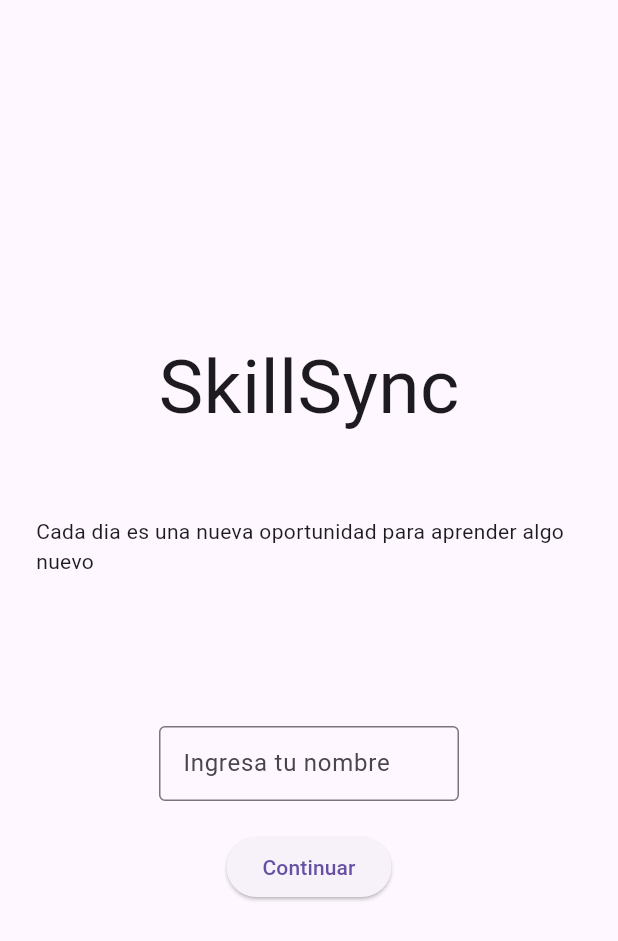
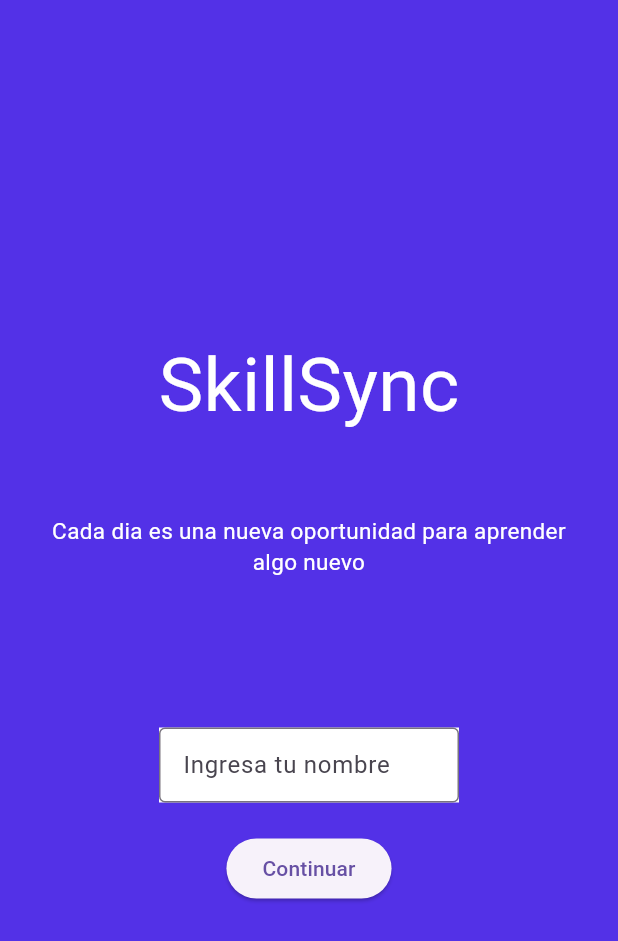
Before and after one commit to Zerritug/SkillSyncAPP, a Flutter app: the screen it shows after launch, on a phone screen of 412 x 824 dp. Shown: the top 941 px of the screen. Run offline on Flutter 3.47's test engine with Material 3 defaults, Android fonts, the phone set to English and light mode, and no system bars; our stand-ins replace go_router.

Commit message:
New Strcture for project and new Screenbs

```diff
--- a/lib/core/constants.dart
+++ b/lib/core/constants.dart
@@ -0,0 +1,2 @@
+String? userName;
+String level = "Aprendiz";
--- a/lib/routing/AppRouter.dart
+++ b/lib/routing/AppRouter.dart
@@ -2,6 +2,7 @@ import 'package:flutter/material.dart';
 import 'package:go_router/go_router.dart';
 import '../welcomescreen/screens/welcomescreen.dart';
 import '../mainmenu/screens/mainmenu.dart';
+import '../features/mindmap/screens/mindmap.dart';
 import 'route_names.dart';
 
 final GoRouter appRouter = GoRouter(
@@ -17,5 +18,10 @@ final GoRouter appRouter = GoRouter(
       path: '/mainmenu',
       builder: (context, state) => const MainMenuScreen(),
     ),
+    GoRoute(
+      name: RouteNames.mindmap,
+      path: '/mindmap',
+      builder: (context, state) => const MindMap(),
+    ),
   ],
 );
--- a/lib/routing/route_names.dart
+++ b/lib/routing/route_names.dart
@@ -1,4 +1,5 @@
 class RouteNames {
   static const welcome = 'welcome';
-  static const mainMenu = 'mainMenu';
+  static const mainMenu = 'mainmenu';
+  static const mindmap = 'mindmap';
 }
--- a/lib/welcomescreen/screens/welcomescreen.dart
+++ b/lib/welcomescreen/screens/welcomescreen.dart
@@ -1,50 +1,83 @@
 import 'package:flutter/material.dart';
+import 'package:go_router/go_router.dart';
+import 'package:skillsync/core/constants.dart';
 
-import 'package:skillsync/mainmenu/screens/mainmenu.dart';
-import 'package:go_router/go_router.dart';
+class WelcomeScreen extends StatefulWidget {
+  const WelcomeScreen({super.key});
 
+  @override
+  State<WelcomeScreen> createState() => _WelcomeScreenState();
+}
 
-
-class WelcomeScreen extends StatelessWidget {
-  const WelcomeScreen({super.key});
+class _WelcomeScreenState extends State<WelcomeScreen> {
+  final TextEditingController _controller = TextEditingController();
 
   @override
   Widget build(BuildContext context) {
     return Scaffold(
-      body: Padding(
+      backgroundColor: const Color.fromARGB(255, 83, 49, 231),
+      body: Center(
+        child: Padding(
           padding: const EdgeInsets.all(24.0),
           child: Column(
             mainAxisAlignment: MainAxisAlignment.center,
+            crossAxisAlignment: CrossAxisAlignment.center,
             children: [
-            const Text('SkillSync', style: TextStyle(fontSize: 50)),
+              const Text(
+                'SkillSync',
+                style: TextStyle(fontSize: 50, color: Colors.white),
+              ),
               const SizedBox(height: 50),
-            const Text('Cada dia es una nueva oportunidad para aprender algo nuevo',),
+              const Text(
+                'Cada dia es una nueva oportunidad para aprender algo nuevo',
+                style: TextStyle(fontSize: 15, color: Colors.white),
+                textAlign: TextAlign.center,
+              ),
               const SizedBox(height: 100),
               Container(
                 height: 50,
                 width: 200,
-              aligment: Alignment.center,
+                color: Colors.white,
+                alignment: Alignment.center,
                 child: TextField(
-            decoration: InputDecoration(
+                  controller: _controller,
+                  decoration: const InputDecoration(
                     labelText: 'Ingresa tu nombre',
                     border: OutlineInputBorder(),
                   ),
                 ),
               ),
-
               const SizedBox(height: 20, width: 20),
-
               ElevatedButton(
                 onPressed: () {
+                  if (_controller.text.trim().isEmpty) {
+                    showDialog(
+                      context: context,
+                      builder:
+                          (context) => AlertDialog(
+                            title: const Text('Error'),
+                            content: const Text(
+                              'Por favor ingresa un nombre válido.',
+                            ),
+                            actions: [
+                              TextButton(
+                                onPressed: () => Navigator.pop(context),
+                                child: const Text('OK'),
+                              ),
+                            ],
+                          ),
+                    );
+                    return;
+                  }
+                  userName = _controller.text;
                   context.go('/mainmenu');
-
-
                 },
                 child: const Text('Continuar'),
               ),
             ],
           ),
         ),
+      ),
     );
   }
 }
```
Also changed, not shown: lib/core/theme/app_colors.dart (added, +9 -0 lines), lib/core/theme/app_layouts.dart (added, +20 -0 lines), lib/core/theme/text_styles.dart (added, +21 -0 lines), lib/features/mindmap/screens/mindmap.dart (added, +33 -0 lines), lib/mainmenu/screens/mainmenu.dart (+34 -2 lines), 1 other file. Lines whose indentation alone changed are shown as unchanged.
